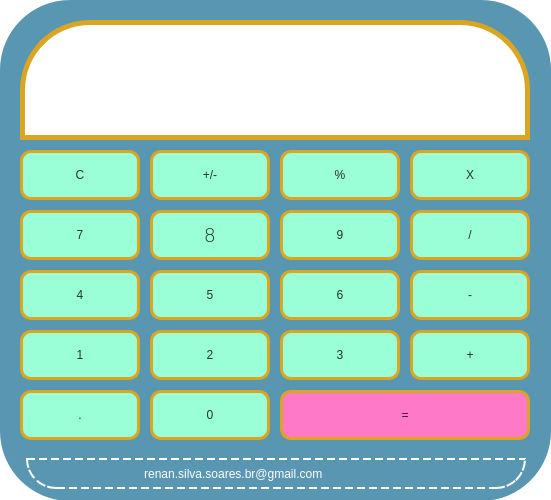
Old version of the form layout.ui in the repository renanssilva/Calculadora_PyQT5.
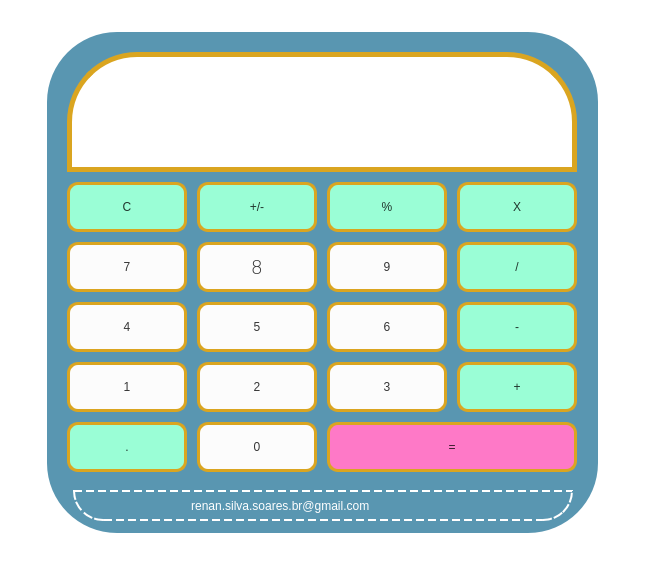
New version of the form.

The edit to the form file:
```diff
--- a/layout.ui
+++ b/layout.ui
@@ -6,8 +6,8 @@
    <rect>
     <x>0</x>
     <y>0</y>
-    <width>551</width>
-    <height>500</height>
+    <width>645</width>
+    <height>565</height>
    </rect>
   </property>
   <property name="windowTitle">
@@ -26,10 +26,13 @@
 	background-color: rgb(154, 254, 214);
 }
 
-QPushButton:hover {
-	background:#DAA520;
+#pb0, #pb1, #pb2, #pb3, #pb4, #pb5, #pb6, #pb7, #pb8, #pb9 {
+	background-color: #FCFCFC;
 }
 
+#pbIgual {	
+	background-color: rgb(254, 121, 199);
+}
 
 QLabel {
 	
@@ -42,6 +45,232 @@
 </string>
   </property>
   <widget class="QWidget" name="centralwidget">
+   <layout class="QGridLayout" name="gridLayout">
+    <item row="0" column="0">
+     <widget class="QFrame" name="frSinais">
+      <property name="sizePolicy">
+       <sizepolicy hsizetype="Fixed" vsizetype="Fixed">
+        <horstretch>0</horstretch>
+        <verstretch>0</verstretch>
+       </sizepolicy>
+      </property>
+      <property name="minimumSize">
+       <size>
+        <width>551</width>
+        <height>501</height>
+       </size>
+      </property>
+      <property name="styleSheet">
+       <string notr="true">#frSinais {
+	background-color: rgb(89, 150, 177);
+	border-top-right-radius:70px;
+	border-top-left-radius:70px;
+	border-bottom-right-radius:70px;
+	border-bottom-left-radius:70px;
+}
+
+QPushButton:hover {
+	background:#DAA520;
+}
+</string>
+      </property>
+      <property name="frameShape">
+       <enum>QFrame::StyledPanel</enum>
+      </property>
+      <property name="frameShadow">
+       <enum>QFrame::Raised</enum>
+      </property>
+      <widget class="QPushButton" name="pbIgual">
+       <property name="geometry">
+        <rect>
+         <x>280</x>
+         <y>390</y>
+         <width>250</width>
+         <height>50</height>
+        </rect>
+       </property>
+       <property name="styleSheet">
+        <string notr="true"/>
+       </property>
+       <property name="text">
+        <string>=</string>
+       </property>
+      </widget>
+      <widget class="QPushButton" name="pb1">
+       <property name="geometry">
+        <rect>
+         <x>20</x>
+         <y>330</y>
+         <width>120</width>
+         <height>50</height>
+        </rect>
+       </property>
+       <property name="text">
+        <string>1</string>
+       </property>
+      </widget>
+      <widget class="QPushButton" name="pbFuncaoSubtracao">
+       <property name="geometry">
+        <rect>
+         <x>410</x>
+         <y>270</y>
+         <width>120</width>
+         <height>50</height>
+        </rect>
+       </property>
+       <property name="text">
+        <string>-</string>
+       </property>
+      </widget>
+      <widget class="QPushButton" name="pb4">
+       <property name="geometry">
+        <rect>
+         <x>20</x>
+         <y>270</y>
+         <width>120</width>
+         <height>50</height>
+        </rect>
+       </property>
+       <property name="text">
+        <string>4</string>
+       </property>
+      </widget>
+      <widget class="QPushButton" name="pb5">
+       <property name="geometry">
+        <rect>
+         <x>150</x>
+         <y>270</y>
+         <width>120</width>
+         <height>50</height>
+        </rect>
+       </property>
+       <property name="text">
+        <string>5</string>
+       </property>
+      </widget>
+      <widget class="QPushButton" name="pbFuncaoDivisao">
+       <property name="geometry">
+        <rect>
+         <x>410</x>
+         <y>210</y>
+         <width>120</width>
+         <height>50</height>
+        </rect>
+       </property>
+       <property name="text">
+        <string>/</string>
+       </property>
+      </widget>
+      <widget class="QPushButton" name="pbFuncaoSoma">
+       <property name="geometry">
+        <rect>
+         <x>410</x>
+         <y>330</y>
+         <width>120</width>
+         <height>50</height>
+        </rect>
+       </property>
+       <property name="text">
+        <string>+</string>
+       </property>
+      </widget>
+      <widget class="QPushButton" name="pbClear">
+       <property name="geometry">
+        <rect>
+         <x>20</x>
+         <y>150</y>
+         <width>120</width>
+         <height>50</height>
+        </rect>
+       </property>
+       <property name="text">
+        <string>C</string>
+       </property>
+      </widget>
+      <widget class="QPushButton" name="pb7">
+       <property name="geometry">
+        <rect>
+         <x>20</x>
+         <y>210</y>
+         <width>120</width>
+         <height>50</height>
+        </rect>
+       </property>
+       <property name="styleSheet">
+        <string notr="true"/>
+       </property>
+       <property name="text">
+        <string>7</string>
+       </property>
+      </widget>
+      <widget class="QPushButton" name="pbPositivoNegativo">
+       <property name="geometry">
+        <rect>
+         <x>150</x>
+         <y>150</y>
+         <width>120</width>
+         <height>50</height>
+        </rect>
+       </property>
+       <property name="text">
+        <string>+/-</string>
+       </property>
+      </widget>
+      <widget class="QPushButton" name="pb9">
+       <property name="geometry">
+        <rect>
+         <x>280</x>
+         <y>210</y>
+         <width>120</width>
+         <height>50</height>
+        </rect>
+       </property>
+       <property name="styleSheet">
+        <string notr="true"/>
+       </property>
+       <property name="text">
+        <string>9</string>
+       </property>
+      </widget>
+      <widget class="QPushButton" name="pbFuncaoMutiplicacao">
+       <property name="geometry">
+        <rect>
+         <x>410</x>
+         <y>150</y>
+         <width>120</width>
+         <height>50</height>
+        </rect>
+       </property>
+       <property name="text">
+        <string>X</string>
+       </property>
+      </widget>
+      <widget class="QPushButton" name="pbPonto">
+       <property name="geometry">
+        <rect>
+         <x>20</x>
+         <y>390</y>
+         <width>120</width>
+         <height>50</height>
+        </rect>
+       </property>
+       <property name="text">
+        <string>.</string>
+       </property>
+      </widget>
+      <widget class="QPushButton" name="pb2">
+       <property name="geometry">
+        <rect>
+         <x>150</x>
+         <y>330</y>
+         <width>120</width>
+         <height>50</height>
+        </rect>
+       </property>
+       <property name="text">
+        <string>2</string>
+       </property>
+      </widget>
    <widget class="QPushButton" name="pb8">
     <property name="geometry">
      <rect>
@@ -64,32 +293,6 @@
      <string>8</string>
     </property>
    </widget>
-   <widget class="QPushButton" name="pb1">
-    <property name="geometry">
-     <rect>
-      <x>20</x>
-      <y>330</y>
-      <width>120</width>
-      <height>50</height>
-     </rect>
-    </property>
-    <property name="text">
-     <string>1</string>
-    </property>
-   </widget>
-   <widget class="QPushButton" name="pbFuncaoPorcentagem">
-    <property name="geometry">
-     <rect>
-      <x>280</x>
-      <y>150</y>
-      <width>120</width>
-      <height>50</height>
-     </rect>
-    </property>
-    <property name="text">
-     <string>%</string>
-    </property>
-   </widget>
    <widget class="QLabel" name="lbMostraConta">
     <property name="geometry">
      <rect>
@@ -110,21 +313,37 @@
     <property name="text">
      <string/>
     </property>
+       <property name="alignment">
+        <set>Qt::AlignRight|Qt::AlignTrailing|Qt::AlignVCenter</set>
+       </property>
     <property name="margin">
      <number>0</number>
     </property>
    </widget>
-   <widget class="QPushButton" name="pbClear">
+      <widget class="QPushButton" name="pbFuncaoPorcentagem">
     <property name="geometry">
      <rect>
-      <x>20</x>
+         <x>280</x>
       <y>150</y>
       <width>120</width>
       <height>50</height>
      </rect>
     </property>
     <property name="text">
-     <string>C</string>
+        <string>%</string>
+       </property>
+      </widget>
+      <widget class="QPushButton" name="pb3">
+       <property name="geometry">
+        <rect>
+         <x>280</x>
+         <y>330</y>
+         <width>120</width>
+         <height>50</height>
+        </rect>
+       </property>
+       <property name="text">
+        <string>3</string>
     </property>
    </widget>
    <widget class="QLabel" name="lbContato">
@@ -151,91 +370,6 @@
      <string>                                  renan.silva.soares.br@gmail.com</string>
     </property>
    </widget>
-   <widget class="QPushButton" name="pbFuncaoDivisao">
-    <property name="geometry">
-     <rect>
-      <x>410</x>
-      <y>210</y>
-      <width>120</width>
-      <height>50</height>
-     </rect>
-    </property>
-    <property name="text">
-     <string>/</string>
-    </property>
-   </widget>
-   <widget class="QPushButton" name="pbPositivoNegativo">
-    <property name="geometry">
-     <rect>
-      <x>150</x>
-      <y>150</y>
-      <width>120</width>
-      <height>50</height>
-     </rect>
-    </property>
-    <property name="text">
-     <string>+/-</string>
-    </property>
-   </widget>
-   <widget class="QPushButton" name="pbFuncaoMutiplicacao">
-    <property name="geometry">
-     <rect>
-      <x>410</x>
-      <y>150</y>
-      <width>120</width>
-      <height>50</height>
-     </rect>
-    </property>
-    <property name="text">
-     <string>X</string>
-    </property>
-   </widget>
-   <widget class="QPushButton" name="pb4">
-    <property name="geometry">
-     <rect>
-      <x>20</x>
-      <y>270</y>
-      <width>120</width>
-      <height>50</height>
-     </rect>
-    </property>
-    <property name="text">
-     <string>4</string>
-    </property>
-   </widget>
-   <widget class="QPushButton" name="pbFuncaoSubtracao">
-    <property name="geometry">
-     <rect>
-      <x>410</x>
-      <y>270</y>
-      <width>120</width>
-      <height>50</height>
-     </rect>
-    </property>
-    <property name="text">
-     <string>-</string>
-    </property>
-   </widget>
-   <widget class="QPushButton" name="pbIgual">
-    <property name="geometry">
-     <rect>
-      <x>280</x>
-      <y>390</y>
-      <width>250</width>
-      <height>50</height>
-     </rect>
-    </property>
-    <property name="styleSheet">
-     <string notr="true">#pbIgual {	
-	
-	
-	background-color: rgb(254, 121, 199);
-}</string>
-    </property>
-    <property name="text">
-     <string>=</string>
-    </property>
-   </widget>
    <widget class="QPushButton" name="pb6">
     <property name="geometry">
      <rect>
@@ -249,103 +383,6 @@
      <string>6</string>
     </property>
    </widget>
-   <widget class="QPushButton" name="pb5">
-    <property name="geometry">
-     <rect>
-      <x>150</x>
-      <y>270</y>
-      <width>120</width>
-      <height>50</height>
-     </rect>
-    </property>
-    <property name="text">
-     <string>5</string>
-    </property>
-   </widget>
-   <widget class="QPushButton" name="pb3">
-    <property name="geometry">
-     <rect>
-      <x>280</x>
-      <y>330</y>
-      <width>120</width>
-      <height>50</height>
-     </rect>
-    </property>
-    <property name="text">
-     <string>3</string>
-    </property>
-   </widget>
-   <widget class="QPushButton" name="pb7">
-    <property name="geometry">
-     <rect>
-      <x>20</x>
-      <y>210</y>
-      <width>120</width>
-      <height>50</height>
-     </rect>
-    </property>
-    <property name="styleSheet">
-     <string notr="true"/>
-    </property>
-    <property name="text">
-     <string>7</string>
-    </property>
-   </widget>
-   <widget class="QPushButton" name="pbPonto">
-    <property name="geometry">
-     <rect>
-      <x>20</x>
-      <y>390</y>
-      <width>120</width>
-      <height>50</height>
-     </rect>
-    </property>
-    <property name="text">
-     <string>.</string>
-    </property>
-   </widget>
-   <widget class="QPushButton" name="pb2">
-    <property name="geometry">
-     <rect>
-      <x>150</x>
-      <y>330</y>
-      <width>120</width>
-      <height>50</height>
-     </rect>
-    </property>
-    <property name="text">
-     <string>2</string>
-    </property>
-   </widget>
-   <widget class="QFrame" name="frSinais">
-    <property name="geometry">
-     <rect>
-      <x>0</x>
-      <y>0</y>
-      <width>551</width>
-      <height>501</height>
-     </rect>
-    </property>
-    <property name="styleSheet">
-     <string notr="true">#frSinais {
-	background-color: rgb(89, 150, 177);
-	border-top-right-radius:70px;
-	border-top-left-radius:70px;
-	border-bottom-right-radius:70px;
-	border-bottom-left-radius:70px;
-}
-
-QPushButton:hover {
-	background-color: rgb(255, 255, 255);
-}</string>
-    </property>
-    <property name="frameShape">
-     <enum>QFrame::StyledPanel</enum>
-    </property>
-    <property name="frameShadow">
-     <enum>QFrame::Raised</enum>
-    </property>
-   </widget>
    <widget class="QPushButton" name="pb0">
     <property name="geometry">
      <rect>
@@ -362,57 +399,9 @@
      <string>0</string>
     </property>
    </widget>
-   <widget class="QPushButton" name="pbFuncaoSoma">
-    <property name="geometry">
-     <rect>
-      <x>410</x>
-      <y>330</y>
-      <width>120</width>
-      <height>50</height>
-     </rect>
-    </property>
-    <property name="text">
-     <string>+</string>
-    </property>
-   </widget>
-   <widget class="QPushButton" name="pb9">
-    <property name="geometry">
-     <rect>
-      <x>280</x>
-      <y>210</y>
-      <width>120</width>
-      <height>50</height>
-     </rect>
-    </property>
-    <property name="styleSheet">
-     <string notr="true"/>
-    </property>
-    <property name="text">
-     <string>9</string>
-    </property>
-   </widget>
-   <zorder>frSinais</zorder>
-   <zorder>pb8</zorder>
-   <zorder>pb1</zorder>
-   <zorder>pbFuncaoPorcentagem</zorder>
-   <zorder>lbMostraConta</zorder>
-   <zorder>pbClear</zorder>
-   <zorder>lbContato</zorder>
-   <zorder>pbFuncaoDivisao</zorder>
-   <zorder>pbPositivoNegativo</zorder>
-   <zorder>pbFuncaoMutiplicacao</zorder>
-   <zorder>pb4</zorder>
-   <zorder>pbFuncaoSubtracao</zorder>
-   <zorder>pbIgual</zorder>
-   <zorder>pb6</zorder>
-   <zorder>pb5</zorder>
-   <zorder>pb3</zorder>
-   <zorder>pb7</zorder>
-   <zorder>pbPonto</zorder>
-   <zorder>pb2</zorder>
-   <zorder>pb0</zorder>
-   <zorder>pbFuncaoSoma</zorder>
-   <zorder>pb9</zorder>
+     </widget>
+    </item>
+   </layout>
   </widget>
  </widget>
  <resources/>
```
Lines whose indentation alone changed are shown as unchanged.
